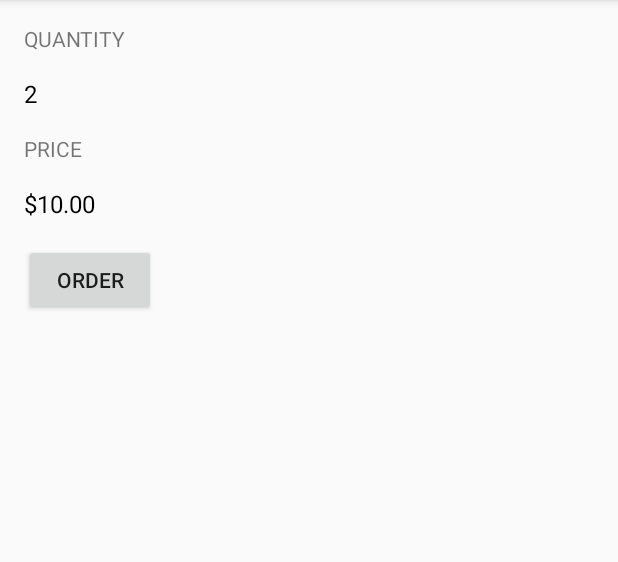
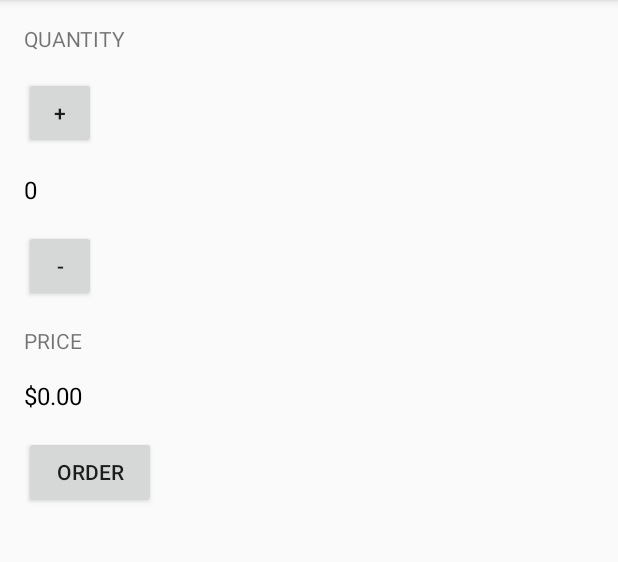
Before and after one commit to manisha-A/coffeeshots, an Android app: the screen it shows after launch (MainActivity), after a tap on "ORDER", on a phone screen of 412 x 824 dp, the part 84-646 px from its top. Run offline under Robolectric (Android 15) with nearby library versions, the phone set to English and light mode, and no system bars.

Commit message:
implement quantity picker

```diff
--- a/app/src/main/java/com/example/android/justjava/MainActivity.java
+++ b/app/src/main/java/com/example/android/justjava/MainActivity.java
@@ -12,6 +12,8 @@ import java.text.NumberFormat;
  */
 public class MainActivity extends AppCompatActivity {
 
+    int quantity = 0;
+
     @Override
     protected void onCreate(Bundle savedInstanceState) {
         super.onCreate(savedInstanceState);
@@ -22,9 +24,7 @@ public class MainActivity extends AppCompatActivity {
      * This method is called when the order button is clicked.
      */
     public void submitOrder(View view) {
-        int numberOfCoffees = 2;
-        display(numberOfCoffees);
-        displayPrice(numberOfCoffees * 5);
+        displayPrice(quantity * 5);
     }
 
     /**
@@ -42,4 +42,20 @@ public class MainActivity extends AppCompatActivity {
         TextView priceTextView = (TextView) findViewById(R.id.price_text_view);
         priceTextView.setText(NumberFormat.getCurrencyInstance().format(number));
     }
+
+    /**
+     * This method is called when the plus button is clicked.
+     */
+    public void increment(View view) {
+        quantity = quantity + 1;
+        display(quantity);
+    }
+
+    /**
+     * This method is called when the minus button is clicked.
+     */
+    public void decrement(View view) {
+        quantity = quantity - 1;
+        display(quantity);
+    }
 }
--- a/app/src/main/res/layout/activity_main.xml
+++ b/app/src/main/res/layout/activity_main.xml
@@ -18,13 +18,27 @@
         android:text="@string/quantity"
         android:textAllCaps="true"/>
 
+    <Button
+        android:layout_width="48dp"
+        android:layout_height="48dp"
+        android:text="@string/increment"
+        android:onClick="increment"/>
+
     <TextView
         android:id="@+id/quantity_text_view"
         android:layout_width="wrap_content"
         android:layout_height="wrap_content"
+        android:layout_marginTop="16dp"
         android:text="0"
         android:textColor="@android:color/black"
         android:textSize="16sp" />
+
+    <Button
+        android:layout_width="48dp"
+        android:layout_height="48dp"
+        android:layout_marginTop="16dp"
+        android:text="@string/decrement"
+        android:onClick="decrement"/>
 
     <TextView
         android:layout_width="wrap_content"
--- a/app/src/main/res/values/strings.xml
+++ b/app/src/main/res/values/strings.xml
@@ -3,4 +3,6 @@
     <string name="quantity">Quantity</string>
     <string name="order">Order</string>
     <string name="price">Price</string>
+    <string name="decrement">-</string>
+    <string name="increment">+</string>
 </resources>
```
